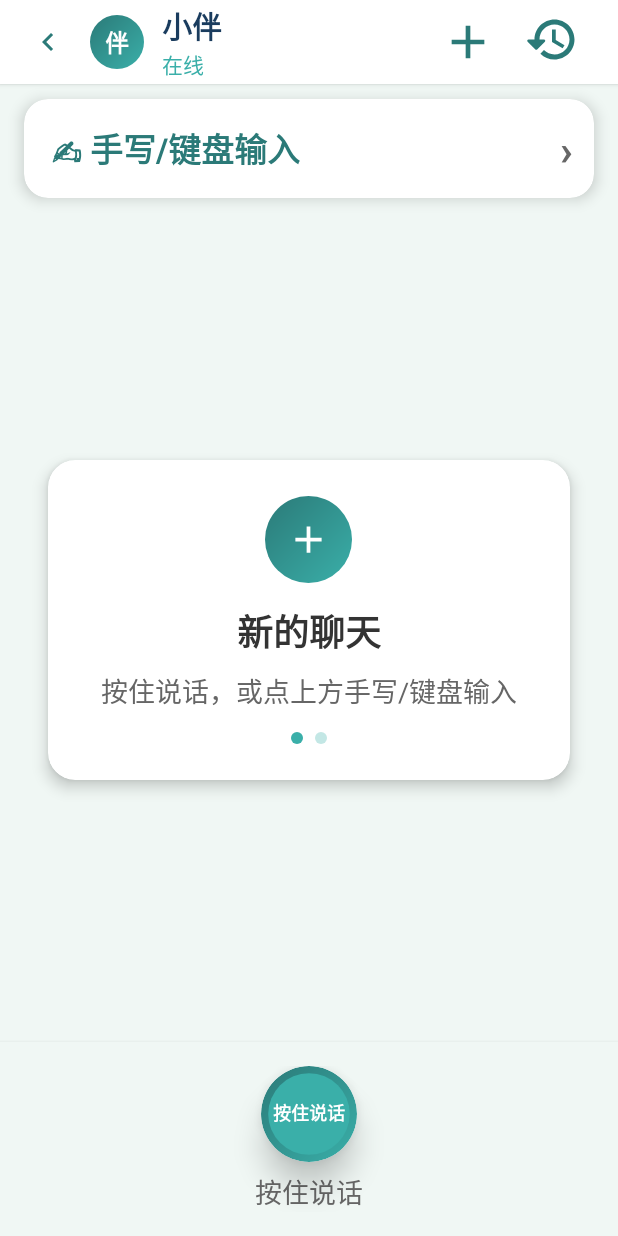
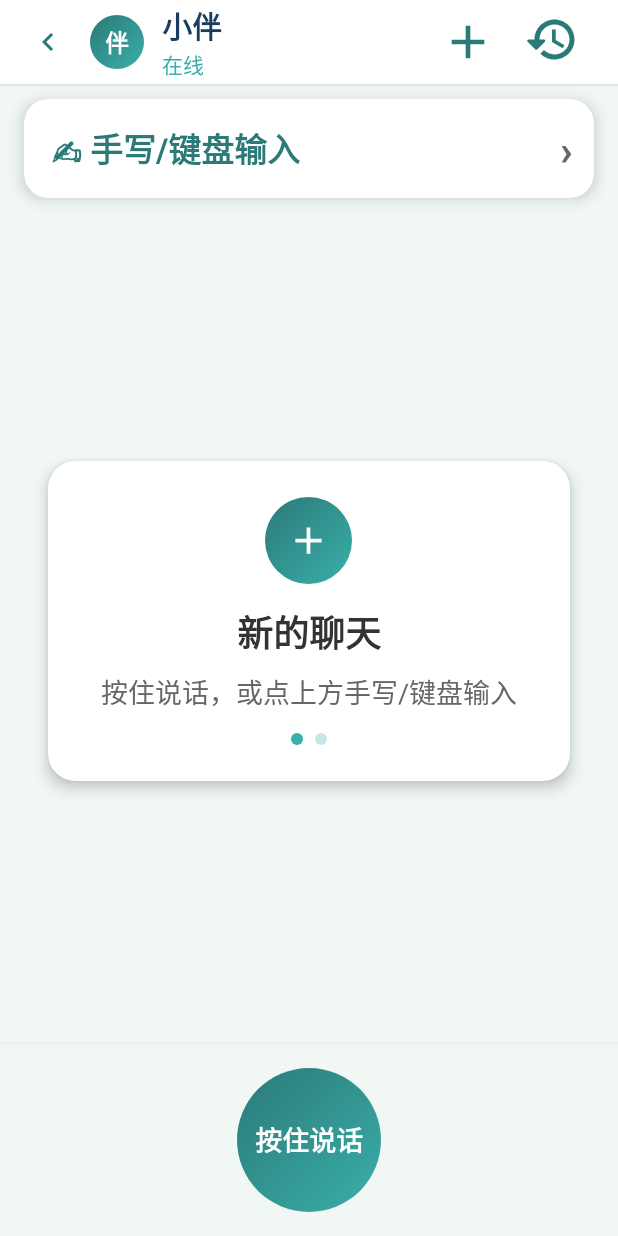
Before and after one commit to BenjaminSHI4008/Intelligent-elderly-care-companion-products, an Android app: the ElderChatActivity screen opened directly, with no data from a screen before it, on a phone screen of 412 x 824 dp. Run offline under Robolectric (Android 15) with nearby library versions, the phone set to English and light mode, and no system bars; 1 statement that could not run was skipped.

Commit message:
fix: polish elder voice and binding UI

```diff
--- a/XiaoBan/app/src/main/java/com/xiaoban/app/elder/ElderChatActivity.java
+++ b/XiaoBan/app/src/main/java/com/xiaoban/app/elder/ElderChatActivity.java
@@ -49,6 +49,8 @@ public class ElderChatActivity extends BaseActivity {
     private RecyclerView rvChat;
     private ChatAdapter chatAdapter;
     private VoiceButton voiceButton;
+    private View voiceButtonCard;
+    private TextView tvVoiceButtonLabel;
     private View cardInputSwitch;
     private TextView tvInputSwitch;
     private View panelVoiceInput;
@@ -136,6 +138,9 @@ public class ElderChatActivity extends BaseActivity {
     private void initViews() {
         rvChat = findViewById(R.id.rv_chat);
         voiceButton = findViewById(R.id.voice_button);
+        voiceButton.setDrawContent(false);
+        voiceButtonCard = findViewById(R.id.voice_button_card);
+        tvVoiceButtonLabel = findViewById(R.id.tv_voice_button_label);
         cardInputSwitch = findViewById(R.id.card_input_switch);
         tvInputSwitch = findViewById(R.id.tv_input_switch);
         panelVoiceInput = findViewById(R.id.panel_voice_input);
@@ -178,6 +183,23 @@ public class ElderChatActivity extends BaseActivity {
     }
 
     private void setupVoiceButton() {
+        voiceButton.setOnTouchListener((v, event) -> {
+            switch (event.getAction()) {
+                case MotionEvent.ACTION_DOWN:
+                    voiceButtonCard.animate().cancel();
+                    voiceButtonCard.setScaleX(0.95f);
+                    voiceButtonCard.setScaleY(0.95f);
+                    tvVoiceButtonLabel.setText("正在听...");
+                    break;
+                case MotionEvent.ACTION_UP:
+                case MotionEvent.ACTION_CANCEL:
+                    voiceButtonCard.animate().scaleX(1f).scaleY(1f).setDuration(100).start();
+                    tvVoiceButtonLabel.setText("按住说话");
+                    break;
+            }
+            return false;
+        });
+
         voiceButton.setVoiceCallback(new VoiceRecognizer.Callback() {
             @Override
             public void onResult(String text) {
--- a/XiaoBan/app/src/main/java/com/xiaoban/app/elder/ElderMessageActivity.java
+++ b/XiaoBan/app/src/main/java/com/xiaoban/app/elder/ElderMessageActivity.java
@@ -96,6 +96,7 @@ public class ElderMessageActivity extends BaseActivity implements FamilyMessageN
     }
 
     private void setupVoiceButton() {
+        voiceReplyButton.setRectangleIdleText("按住说话回复");
         voiceReplyButton.setVoiceCallback(new VoiceRecognizer.Callback() {
             @Override
             public void onResult(String text) {
--- a/XiaoBan/app/src/main/java/com/xiaoban/app/widget/VoiceButton.java
+++ b/XiaoBan/app/src/main/java/com/xiaoban/app/widget/VoiceButton.java
@@ -23,8 +23,12 @@ public class VoiceButton extends View {
     private Paint textPaint;
 
     private boolean isRecording = false;
+    private boolean drawContent = true;
     private float rippleRadius = 0f;
-    private String displayText = "按住说话";
+    private String circleIdleText = "按住说话";
+    private String rectangleIdleText = "🎙️ 按住录音回复";
+    private String recordingText = "正在听...";
+    private String displayText = circleIdleText;
 
     private static final int COLOR_NORMAL = 0xFF3AAFA9;
     private static final int COLOR_PRESSED = 0xFF2B7A78;
@@ -71,9 +75,29 @@ public class VoiceButton extends View {
         this.voiceCallback = callback;
     }
 
+    public void setRectangleIdleText(String text) {
+        if (text == null || text.trim().isEmpty()) {
+            return;
+        }
+        rectangleIdleText = text;
+        invalidate();
+    }
+
+    public void setDrawContent(boolean drawContent) {
+        this.drawContent = drawContent;
+        if (!drawContent) {
+            stopRippleAnimation();
+        }
+        invalidate();
+    }
+
     @Override
     protected void onDraw(Canvas canvas) {
         super.onDraw(canvas);
+        if (!drawContent) {
+            return;
+        }
+
         float width = getWidth();
         float height = getHeight();
         float cx = width / 2f;
@@ -118,7 +142,7 @@ public class VoiceButton extends View {
         canvas.drawRoundRect(rect, cornerRadius, cornerRadius, circlePaint);
 
         textPaint.setTextSize(Math.min(height * 0.5f, 56f));
-        String text = isRecording ? "🎙️ 正在录音..." : "🎙️ 按住录音回复";
+        String text = isRecording ? recordingText : rectangleIdleText;
         canvas.drawText(text, width / 2f, height / 2f + textPaint.getTextSize() / 3, textPaint);
     }
 
@@ -138,11 +162,11 @@ public class VoiceButton extends View {
 
     private void startRecording() {
         isRecording = true;
-        displayText = "正在听...";
+        displayText = recordingText;
         animate().scaleX(0.95f).scaleY(0.95f).setDuration(100).start();
 
         boolean isRoundButton = Math.abs(getWidth() - getHeight()) < 20;
-        if (isRoundButton) {
+        if (drawContent && isRoundButton) {
             startRippleAnimation();
         }
 
@@ -152,7 +176,7 @@ public class VoiceButton extends View {
 
     private void stopRecording() {
         isRecording = false;
-        displayText = "按住说话";
+        displayText = circleIdleText;
         animate().scaleX(1f).scaleY(1f).setDuration(100).start();
         stopRippleAnimation();
         invalidate();
--- a/XiaoBan/app/src/main/res/layout/activity_elder_chat.xml
+++ b/XiaoBan/app/src/main/res/layout/activity_elder_chat.xml
@@ -312,23 +312,23 @@
             android:gravity="center_horizontal"
             android:orientation="vertical">
 
-            <androidx.cardview.widget.CardView
-                android:layout_width="64dp"
-                android:layout_height="64dp"
-                app:cardCornerRadius="32dp"
-                app:cardElevation="12dp">
-
             <FrameLayout
-                    android:layout_width="match_parent"
-                    android:layout_height="match_parent"
+                android:id="@+id/voice_button_card"
+                android:layout_width="96dp"
+                android:layout_height="96dp"
                 android:background="@drawable/bg_voice_button_normal">
 
-                    <ImageView
-                        android:layout_width="28dp"
-                        android:layout_height="28dp"
+                <TextView
+                    android:id="@+id/tv_voice_button_label"
+                    android:layout_width="wrap_content"
+                    android:layout_height="wrap_content"
                     android:layout_gravity="center"
-                        android:contentDescription="麦克风"
-                        android:src="@drawable/ic_microphone_small" />
+                    android:gravity="center"
+                    android:includeFontPadding="false"
+                    android:text="按住说话"
+                    android:textColor="@color/white"
+                    android:textSize="18sp"
+                    android:textStyle="bold" />
 
                 <com.xiaoban.app.widget.VoiceButton
                     android:id="@+id/voice_button"
@@ -337,17 +337,6 @@
                     android:background="@android:color/transparent" />
 
             </FrameLayout>
-
-            </androidx.cardview.widget.CardView>
-
-            <TextView
-                android:layout_width="wrap_content"
-                android:layout_height="wrap_content"
-                android:layout_gravity="center_horizontal"
-                android:layout_marginTop="6dp"
-                android:text="按住说话"
-                android:textColor="@color/text_secondary"
-                android:textSize="18sp" />
 
         </LinearLayout>
 
```
Also changed, not shown: XiaoBan/app/src/main/java/com/xiaoban/app/elder/ElderHomeActivity.java (+26 -2 lines), XiaoBan/app/src/main/res/layout/activity_elder_home.xml (+22 -0 lines), XiaoBan/app/src/main/res/layout/activity_elder_message.xml (+3 -17 lines), 1 other file. Lines whose indentation alone changed are shown as unchanged.
